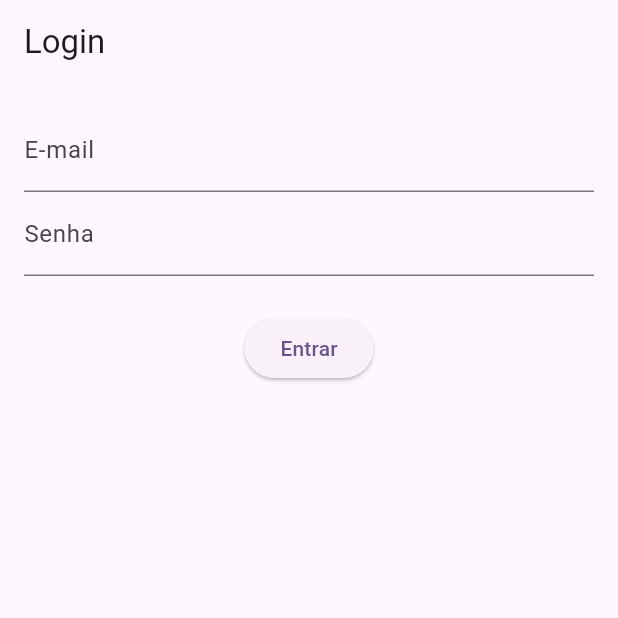
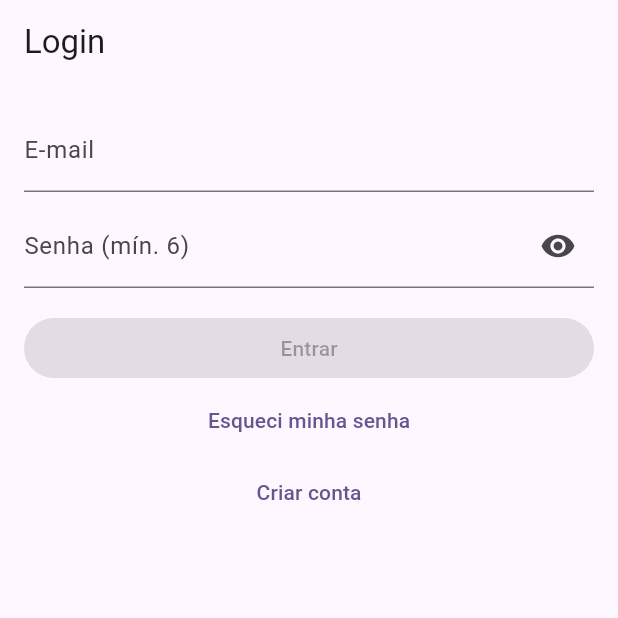
Before and after one commit to tello24/ProjetoIntegradorSeason4, a Flutter app: the screen it shows after launch, on a phone screen of 412 x 824 dp, the top half of it. Run offline on Flutter 3.47's test engine with Material 3 defaults, Android fonts, the phone set to English and light mode, and no system bars; our stand-ins replace cloud_firestore, firebase_auth, firebase_core; accounts and stored records are empty.

Commit message:
UPDATE: login_page.dart

```diff
--- a/poliedro_sistema/lib/pages/login_page.dart
+++ b/poliedro_sistema/lib/pages/login_page.dart
@@ -1,6 +1,7 @@
 import 'package:flutter/material.dart';
 import 'package:firebase_auth/firebase_auth.dart';
 import 'package:cloud_firestore/cloud_firestore.dart';
+import 'package:flutter/services.dart';
 
 class LoginPage extends StatefulWidget {
   const LoginPage({super.key});
@@ -11,51 +12,161 @@ class LoginPage extends StatefulWidget {
 class _LoginPageState extends State<LoginPage> {
   final email = TextEditingController();
   final senha = TextEditingController();
+  final ra    = TextEditingController();
+
   bool loading = false;
   String? erro;
+  bool showPass = false;
+
+  bool get isAlunoDomain =>
+      email.text.trim().toLowerCase().endsWith('@p4ed.com');
+
+  bool get emailValido =>
+      RegExp(r'^[^@\s]+@[^@\s]+\.[^@\s]+$').hasMatch(email.text.trim());
+
+  bool get senhaValida => senha.text.trim().length >= 6;
+
+  bool get raValido =>
+      !isAlunoDomain || RegExp(r'^\d{7}$').hasMatch(ra.text.trim());
+
+  bool get formOk => emailValido && senhaValida && raValido;
 
   Future<void> _login() async {
+    if (!formOk) return;
     setState(() { loading = true; erro = null; });
     try {
+      // 1) Autentica
       final cred = await FirebaseAuth.instance.signInWithEmailAndPassword(
         email: email.text.trim(),
         password: senha.text.trim(),
       );
       final uid = cred.user!.uid;
-      final doc = await FirebaseFirestore.instance.collection('users').doc(uid).get();
-      final role = doc.data()?['role'] as String?;
+
+      // 2) Busca perfil
+      final snap = await FirebaseFirestore.instance.collection('users').doc(uid).get();
+      final data = snap.data();
+      final role = data?['role'] as String?;
+      if (role == null) throw Exception('Perfil não encontrado no Firestore.');
+
+      // 3) Valida RA se for aluno
+      if (role == 'aluno') {
+        final raBanco = (data?['ra'] ?? '').toString();
+        final raInput = ra.text.trim();
+        if (!RegExp(r'^\d{7}$').hasMatch(raInput)) {
+          throw Exception('RA deve ter 7 dígitos.');
+        }
+        if (raInput != raBanco) {
+          throw Exception('RA não confere para este usuário.');
+        }
+        if (!mounted) return;
+        Navigator.pushReplacementNamed(context, '/aluno');
+        return;
+      }
+
+      // 4) Professor
       if (role == 'professor') {
         if (!mounted) return;
         Navigator.pushReplacementNamed(context, '/prof');
-      } else if (role == 'aluno') {
-        if (!mounted) return;
-        Navigator.pushReplacementNamed(context, '/aluno');
-      } else {
-        setState(() => erro = 'Perfil não encontrado no Firestore.');
+        return;
       }
+
+      throw Exception('Papel inválido.');
     } on FirebaseAuthException catch (e) {
       setState(() => erro = e.message ?? 'Falha no login');
+    } catch (e) {
+      setState(() => erro = e.toString().replaceFirst('Exception: ', ''));
     } finally {
       if (mounted) setState(() => loading = false);
     }
   }
 
+  Future<void> _resetPassword() async {
+    final mail = email.text.trim();
+    if (!RegExp(r'^[^@\s]+@[^@\s]+\.[^@\s]+$').hasMatch(mail)) {
+      setState(() => erro = 'Informe um e-mail válido para recuperar a senha.');
+      return;
+    }
+    setState(() => erro = null);
+    try {
+      await FirebaseAuth.instance.sendPasswordResetEmail(email: mail);
+      if (!mounted) return;
+      ScaffoldMessenger.of(context).showSnackBar(
+        const SnackBar(content: Text('E-mail de recuperação enviado.')),
+      );
+    } on FirebaseAuthException catch (e) {
+      setState(() => erro = e.message ?? 'Falha ao enviar e-mail de recuperação.');
+    }
+  }
+
   @override
   Widget build(BuildContext context) {
+    // Re-renderiza quando e-mail muda (mostra/esconde RA)
     return Scaffold(
       appBar: AppBar(title: const Text('Login')),
       body: Padding(
         padding: const EdgeInsets.all(16),
-        child: Column(
+        child: ListView(
           children: [
-            TextField(controller: email, decoration: const InputDecoration(labelText: 'E-mail')),
-            TextField(controller: senha, decoration: const InputDecoration(labelText: 'Senha'), obscureText: true),
-            const SizedBox(height: 16),
-            if (erro != null) Text(erro!, style: const TextStyle(color: Colors.red)),
+            TextField(
+              controller: email,
+              autocorrect: false,
+              enableSuggestions: false,
+              keyboardType: TextInputType.emailAddress,
+              decoration: InputDecoration(
+                labelText: 'E-mail',
+                errorText: email.text.isEmpty || emailValido ? null : 'E-mail inválido',
+              ),
+              onChanged: (_) => setState(() {}), // atualiza isAlunoDomain
+            ),
+            const SizedBox(height: 8),
+            TextField(
+              controller: senha,
+              autocorrect: false,
+              enableSuggestions: false,
+              decoration: InputDecoration(
+                labelText: 'Senha (mín. 6)',
+                errorText: senha.text.isEmpty || senhaValida ? null : 'Senha muito curta',
+                suffixIcon: IconButton(
+                  onPressed: () => setState(() => showPass = !showPass),
+                  icon: Icon(showPass ? Icons.visibility_off : Icons.visibility),
+                  tooltip: showPass ? 'Ocultar senha' : 'Mostrar senha',
+                ),
+              ),
+              obscureText: !showPass,
+            ),
+            if (isAlunoDomain) ...[
+              const SizedBox(height: 8),
+              TextField(
+                controller: ra,
+                decoration: InputDecoration(
+                  labelText: 'RA (7 dígitos)',
+                  errorText: ra.text.isEmpty || raValido ? null : 'RA deve ter 7 dígitos',
+                  counterText: '', // oculta contador
+                ),
+                keyboardType: TextInputType.number,
+                maxLength: 7,
+                inputFormatters: [FilteringTextInputFormatter.digitsOnly],
+                onChanged: (_) => setState(() {}), // 🔧 reavalia formOk ao digitar RA
+              ),
+            ],
+            const SizedBox(height: 8),
+            if (erro != null)
+              Text(erro!, style: const TextStyle(color: Colors.red)),
             const SizedBox(height: 8),
             ElevatedButton(
-              onPressed: loading ? null : _login,
-              child: loading ? const CircularProgressIndicator() : const Text('Entrar'),
+              onPressed: (!formOk || loading) ? null : _login,
+              child: loading
+                  ? const SizedBox(
+                      width: 20, height: 20, child: CircularProgressIndicator(strokeWidth: 2))
+                  : const Text('Entrar'),
+            ),
+            TextButton(
+              onPressed: loading ? null : _resetPassword,
+              child: const Text('Esqueci minha senha'),
+            ),
+            TextButton(
+              onPressed: () => Navigator.pushNamed(context, '/register'),
+              child: const Text('Criar conta'),
             ),
           ],
         ),
```
